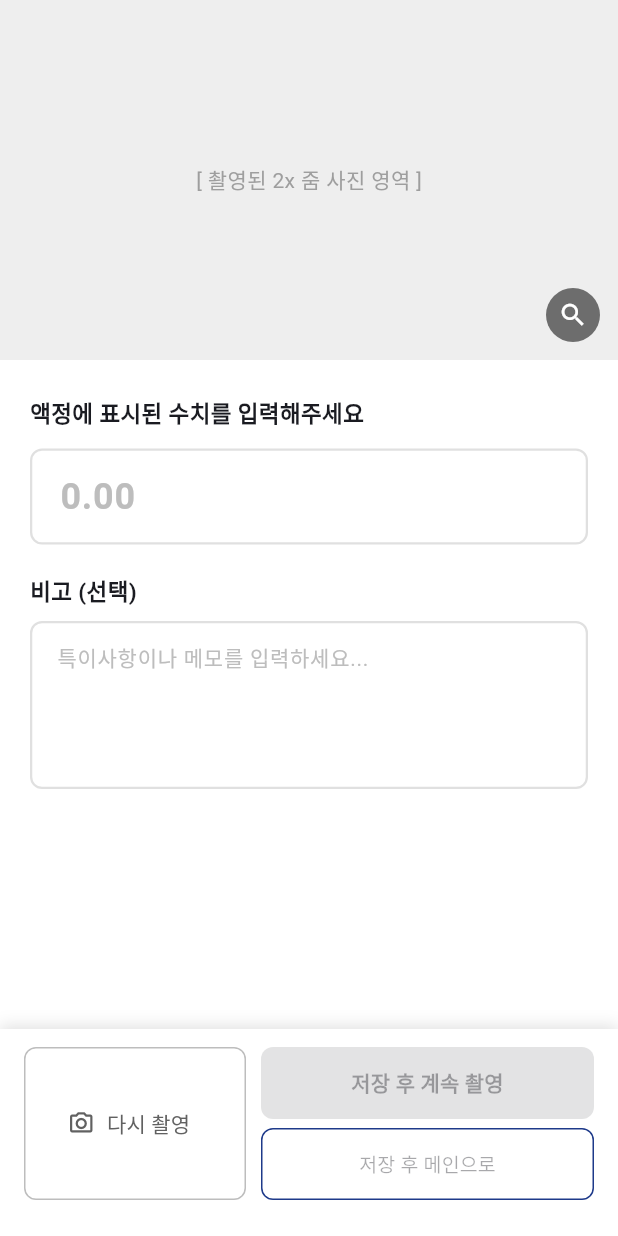
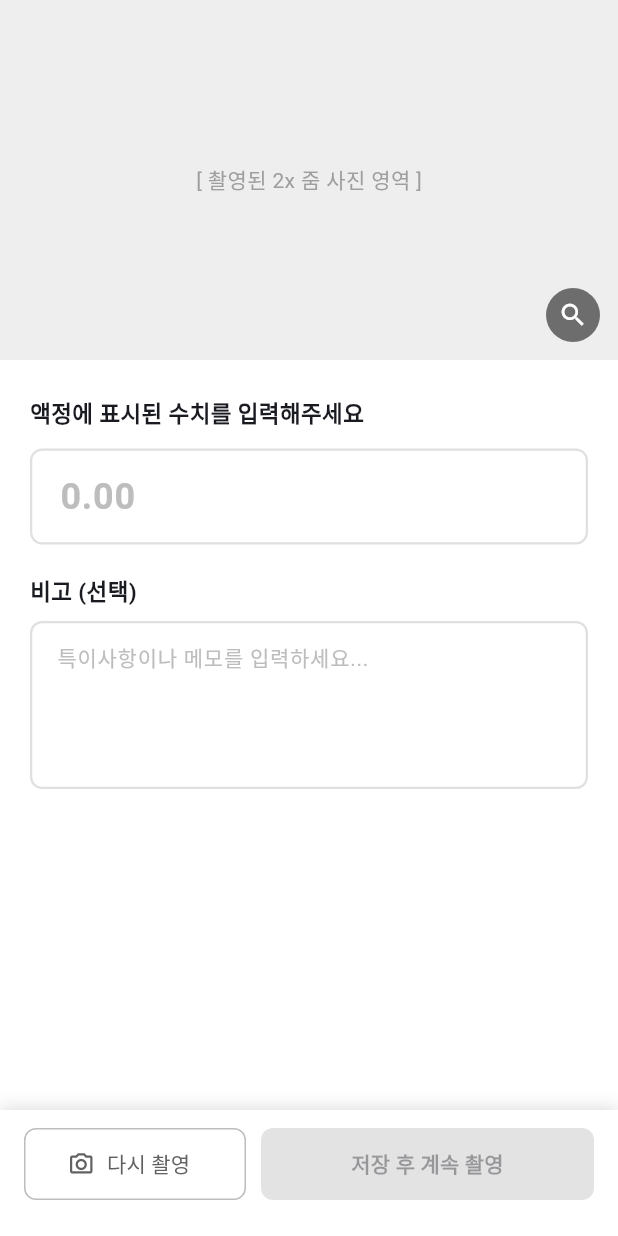
Before and after one commit to SG-DEV-2024/field-shot-ai, a Flutter app: the DataInputPage screen opened by its route, on a phone screen of 412 x 824 dp. Run offline on Flutter 3.47's test engine with Material 3 defaults, Android fonts, the phone set to English and light mode, and no system bars; our stand-ins replace camera, connectivity_plus, dio, flutter_markdown, flutter_svg, fluttertoast and 6 more; missing offline and left inert: dart:html; accounts and stored records are empty; Roboto replaces fonts that are missing (Pretendard).

Commit message:
refactor(flow): 카메라 흐름에서 메인 직행 액션 제거 - 저장 후 계속 촬영 단일화
촬영-입력 흐름에서 저장 후 메인으로 빠질 필요가 없다는 피드백 반영.
저장 시 카메라(같은 surveyType/subtype 유지)로 복귀해 연속 측정을
기본 흐름으로 일관. 메인 이동은 카메라 상단 ← 뒤로가기로.

v1 코드
- data_input_page.dart: 이중 ElevatedButton/OutlinedButton 컬럼 → 단일 ElevatedButton
- data_input_controller.dart: save({continueCapture}) → save() 단순화, Get.back()
- camera_controller.dart: .then((result) { if (result == 'main') ... }) 제거

v0.2 mockup
- S-005 / S-008: save-stack + outlined 버튼 제거, 단일 #saveBtn '저장 후 계속 촬영' primary
- 검증/피드백 로직 단일 saveBtn 참조로 복귀
- 스펙 섹션: 인터랙션·디자인 표·저장 동작 설명 동기화

플로우 프로토타입
- _embed.js: S-005 → S-003, S-008 → S-006 단일 트리거
- 플로우 페이지 TRANSITIONS 단일화

스펙 문서
- screen_spec: save() 시그니처 + Get.back() 패턴 명시
- 화면설계서 §6 결정사항 행 갱신
- CLAUDE.md 핵심 결정 사항 갱신

Co-Authored-By: Claude Opus 4.7 (1M context) <noreply@anthropic.com>

```diff
--- a/lib/pages/camera/camera_controller.dart
+++ b/lib/pages/camera/camera_controller.dart
@@ -137,13 +137,10 @@ class CameraController2 extends GetxController {
       await File(file.path).copy(destPath);
       lastPhotoPath.value = destPath;
 
+      // 저장 후 카메라로 복귀 — 연속 측정 흐름. 메인 이동은 사용자가 ← 뒤로가기로.
       Get.toNamed(AppRoutes.dataInput, arguments: {
         'photoPath': destPath,
         'surveyType': surveyType,
-      })?.then((result) {
-        if (result == 'main') {
-          Get.until((route) => Get.currentRoute == AppRoutes.main);
-        }
       });
     } finally {
       isCapturing.value = false;
--- a/lib/pages/data_input/data_input_controller.dart
+++ b/lib/pages/data_input/data_input_controller.dart
@@ -39,7 +39,7 @@ class DataInputController extends GetxController {
     Get.toNamed('/photo-viewer', arguments: {'photoPath': photoPath});
   }
 
-  Future<void> save({required bool continueCapture}) async {
+  Future<void> save() async {
     if (!isValid.value || isSaving.value) return;
     isSaving.value = true;
 
@@ -55,7 +55,9 @@ class DataInputController extends GetxController {
     await StorageService.I.addRecord(record);
     isSaving.value = false;
 
-    Get.back(result: continueCapture ? 'continue' : 'main');
+    // 저장 후 카메라(이전 화면)로 복귀 — 연속 측정.
+    // 메인으로 가려면 사용자가 카메라에서 ← 뒤로가기 사용.
+    Get.back();
   }
 
   void retake() {
--- a/lib/pages/data_input/data_input_page.dart
+++ b/lib/pages/data_input/data_input_page.dart
@@ -171,17 +171,12 @@ class DataInputPage extends StatelessWidget {
                 ),
               ),
               const SizedBox(width: 10),
-              // 저장 버튼 2개
               Expanded(
                 flex: 3,
-                child: Column(
-                  mainAxisSize: MainAxisSize.min,
-                  children: [
-                    Expanded(
                 child: SizedBox(
                   width: double.infinity,
                   child: ElevatedButton(
-                          onPressed: (valid && !saving) ? () => ctrl.save(continueCapture: true) : null,
+                    onPressed: (valid && !saving) ? ctrl.save : null,
                     style: ElevatedButton.styleFrom(
                       backgroundColor: const Color(0xFF1E3A8A),
                       foregroundColor: Colors.white,
@@ -197,24 +192,6 @@ class DataInputPage extends StatelessWidget {
                   ),
                 ),
               ),
-                    const SizedBox(height: 6),
-                    Expanded(
-                      child: SizedBox(
-                        width: double.infinity,
-                        child: OutlinedButton(
-                          onPressed: (valid && !saving) ? () => ctrl.save(continueCapture: false) : null,
-                          style: OutlinedButton.styleFrom(
-                            foregroundColor: const Color(0xFF1E3A8A),
-                            side: const BorderSide(color: Color(0xFF1E3A8A)),
-                            shape: RoundedRectangleBorder(borderRadius: BorderRadius.circular(8)),
-                          ),
-                          child: const Text('저장 후 메인으로', style: TextStyle(fontSize: 13)),
-                        ),
-                      ),
-                    ),
-                  ],
-                ),
-              ),
             ],
           ),
         );
```
Also changed, not shown: 7 other files. Lines whose indentation alone changed are shown as unchanged.
